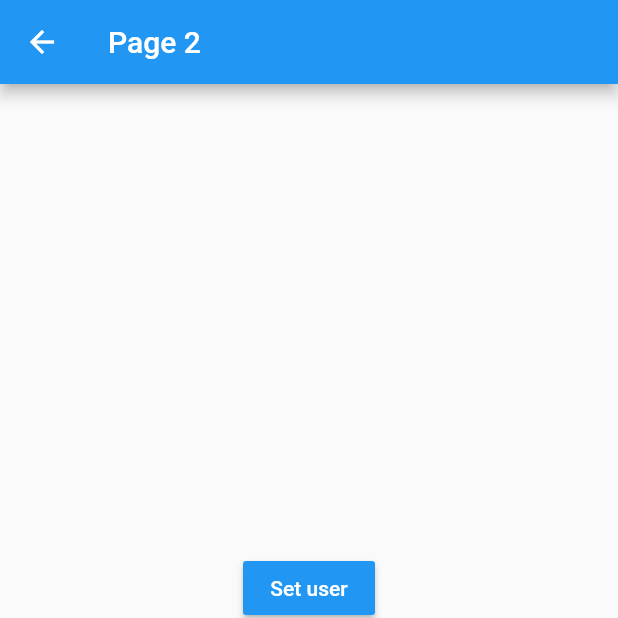
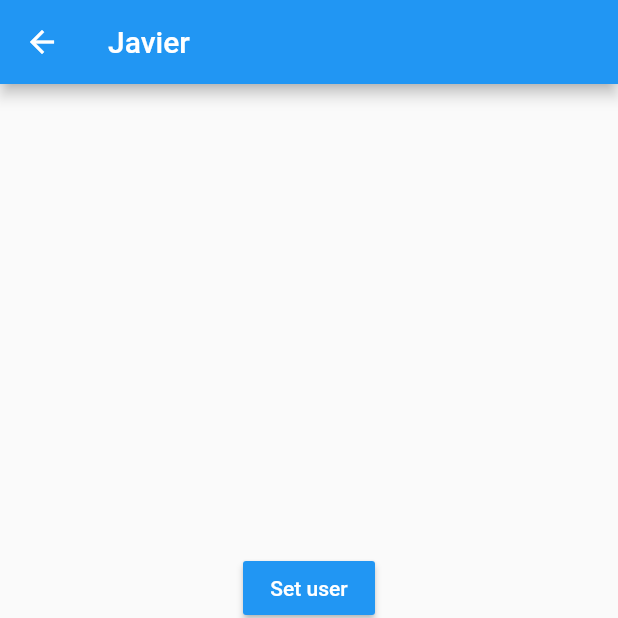
Before and after one commit to JaviKo500/app-state, a Flutter app: the Page2Page screen opened by its route, after a tap on "Set user", on a phone screen of 412 x 824 dp, the top half of it. Run offline on Flutter 3.47's test engine with Material 2 defaults, Android fonts, the light colour scheme and no system bars; accounts and stored records are empty.

```diff
--- a/lib/models/user.dart
+++ b/lib/models/user.dart
@@ -6,5 +6,5 @@ class User {
     required this.name,
     required this.age,
     required this.professions,
-  });
+  }): assert( name != null );
 }
--- a/lib/pages/page1_page.dart
+++ b/lib/pages/page1_page.dart
@@ -1,5 +1,7 @@
 import 'dart:ffi';
 
+import 'package:app_estate/models/user.dart';
+import 'package:app_estate/services/user_service.dart';
 import 'package:flutter/material.dart';
 
 
@@ -11,7 +13,16 @@ class Page1Page extends StatelessWidget {
       appBar: AppBar(
         title: const Text('Page 1'),
       ),
-      body: userInformation(),
+      body: StreamBuilder(
+        stream: userService.userStream,
+        builder: (BuildContext context, AsyncSnapshot<User> snapshot) {
+          return Container(
+            child: snapshot.hasData
+                  ? userInformation(user: userService.user!,)
+                  : const Center( child: Text('User information not found'),),
+          );
+        },
+      ),
      floatingActionButton: FloatingActionButton(
        child:  Icon( Icons.accessibility_new),
        onPressed: () => Navigator.pushNamed(context, 'page2'),
@@ -21,10 +32,11 @@ class Page1Page extends StatelessWidget {
 }
 
 class userInformation extends StatelessWidget {
+  final User user;
   const userInformation({
     Key? key,
+    required this.user,
   }) : super(key: key);
-
   @override
   Widget build(BuildContext context) {
     return Container(
@@ -33,12 +45,12 @@ class userInformation extends StatelessWidget {
       padding: EdgeInsets.all(20.0),
       child: Column(
         crossAxisAlignment: CrossAxisAlignment.start,
-        children: const [
-          Text('General', style:  TextStyle(fontSize:  18, fontWeight: FontWeight.bold),),
-          Divider(),
-          ListTile(title:  Text('Name:'),),
-          ListTile(title:  Text('Edad:'),),
-          Text('Professions', style:  TextStyle( fontSize:  18, fontWeight:  FontWeight.bold)),
+        children: [
+          const Text('General', style:  TextStyle(fontSize:  18, fontWeight: FontWeight.bold),),
+          const Divider(),
+          ListTile(title:  Text('Name: ${ user.name }'),),
+          ListTile(title:  Text('Edad: ${ user.age }'),),
+          const Text('Professions', style:  TextStyle( fontSize:  18, fontWeight:  FontWeight.bold)),
           ListTile(title:  Text('Profession 1'),),
           ListTile(title:  Text('Profession 2'),),
           ListTile(title:  Text('Profession 3'),),
--- a/lib/pages/page2_page.dart
+++ b/lib/pages/page2_page.dart
@@ -1,13 +1,24 @@
+import 'package:app_estate/models/user.dart';
+import 'package:app_estate/services/user_service.dart';
 import 'package:flutter/material.dart';
 
 
 class Page2Page extends StatelessWidget {
-
   @override
   Widget build(BuildContext context) {
     return Scaffold(
       appBar: AppBar(
-        title: const Text('Page 2'),
+        title: StreamBuilder(
+        stream: userService.userStream,
+        initialData: userService.user,
+        builder: (BuildContext context, AsyncSnapshot<User> snapshot) {
+          return Container(
+            child: snapshot.hasData
+                  ? Text('${userService.user?.name}')
+                  : const Text('Page 2'),
+            );
+          },
+        ),
       ),
       body: Center(
         child: Column(
@@ -17,14 +28,15 @@ class Page2Page extends StatelessWidget {
               child: const Text('Set user', style: TextStyle(color: Colors.white),),
               color: Colors.blue,
               onPressed: () {
-
+                final newUser = User(name: 'Javier', age: 23, professions: ['dev']);
+                userService.loadUser(newUser);
               },
             ),
             MaterialButton(
               child: const Text('Change age', style: TextStyle(color: Colors.white),),
               color: Colors.blue,
               onPressed: () {
-
+                userService.changeAge(24);
               },
             ),
             MaterialButton(
@@ -39,4 +51,6 @@ class Page2Page extends StatelessWidget {
      ),
    );
   }
+
+
 }
--- /dev/null
+++ b/lib/services/user_service.dart
@@ -0,0 +1,30 @@
+import 'dart:async';
+
+import 'package:app_estate/models/user.dart';
+
+class _UserService {
+  User? _user;
+
+  final StreamController<User> _userStreamController = StreamController<User>.broadcast();
+
+  User? get user => _user;
+  bool get existsUser => ( _user != null );
+
+  Stream<User> get userStream => _userStreamController.stream;
+
+  void loadUser( User user){
+    _user = user;
+    _userStreamController.add(user);
+  }
+  void changeAge( int age){
+    _user?.age = age;
+    _userStreamController.add(_user!);
+  }
+
+
+  dispose(){
+    _userStreamController.close();
+  }
+}
+
+final userService = _UserService();
```
